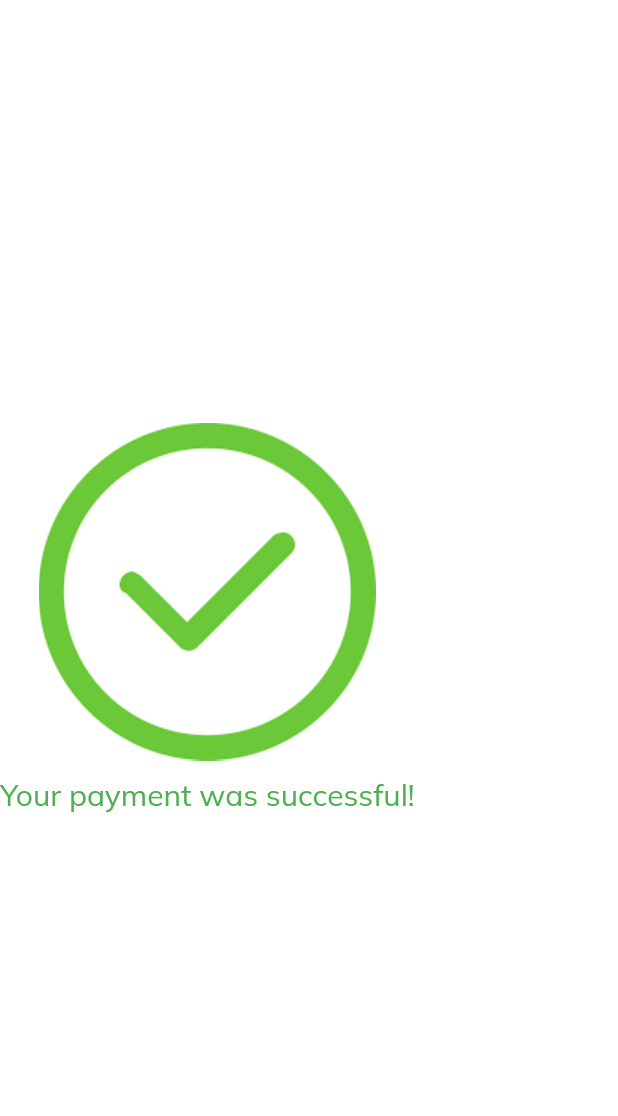
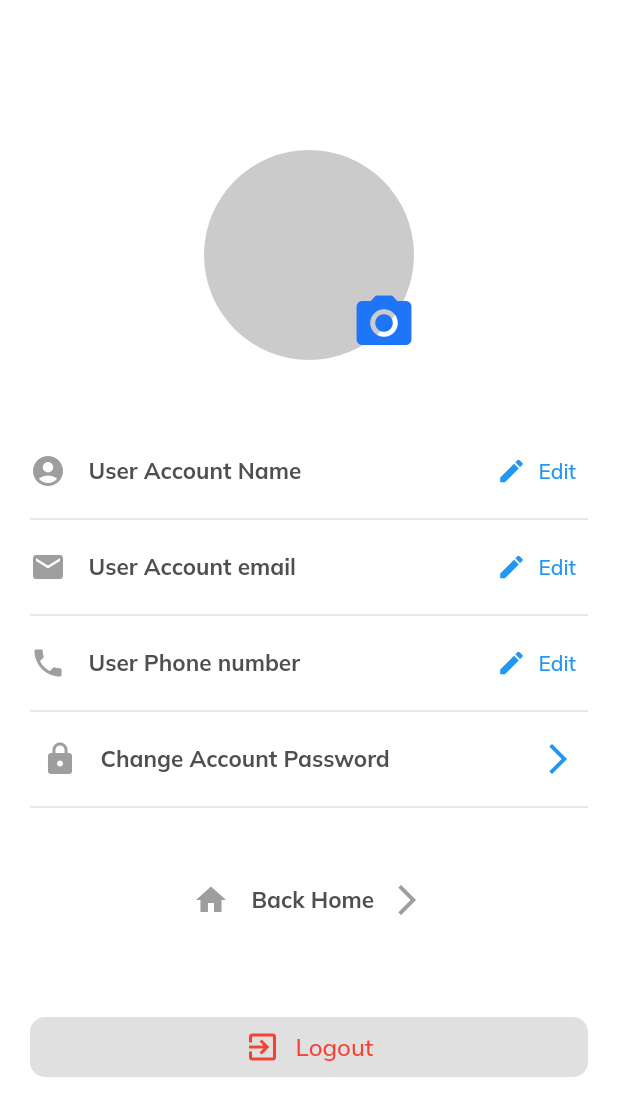
Before and after one commit to redd-stk/Project-X, a Flutter app: the HomeScreen screen opened directly, after a tap on "My Account", on a phone screen of 412 x 824 dp. Shown: the top 1116 px of the screen. Run offline on Flutter 3.47's test engine with Material 2 defaults, Android fonts, the phone set to English and light mode, and no system bars; our stand-ins replace flutter_svg, geolocator, google_maps_flutter, permission_handler; missing offline and left inert: qr_code_scanner.

Commit message:
Added payment Successful screen and Account Details Screen

```diff
--- /dev/null
+++ b/lib/screens/AcccountDetailsScreen/accountDetails.dart
@@ -0,0 +1,220 @@
+import 'package:flutter/material.dart';
+import 'package:project_x/constants.dart';
+
+class AccountScreen extends StatelessWidget {
+  const AccountScreen({super.key});
+
+  @override
+  Widget build(BuildContext context) {
+    return Scaffold(
+      body: SingleChildScrollView(
+        child: Padding(
+          padding: const EdgeInsets.symmetric(horizontal: 20),
+          child: Column(
+            children: <Widget>[
+              Container(
+                margin: const EdgeInsets.only(top: 100),
+                child: Stack(
+                  children: <Widget>[
+                    const CircleAvatar(
+                      radius: 70,
+                      backgroundColor: Color.fromARGB(255, 204, 203, 203),
+                    ),
+                    Positioned(
+                      bottom: 0,
+                      right: 0,
+                      left: 90,
+                      top: 85,
+                      child: TextButton(
+                          onPressed: () {},
+                          child: const Icon(
+                            Icons.camera_alt,
+                            color: appPrimaryColor,
+                            size: 44,
+                          )),
+                    )
+                  ],
+                ),
+              ),
+              const SizedBox(height: 50),
+              Column(
+                children: <Widget>[
+                  Row(
+                    mainAxisAlignment: MainAxisAlignment.spaceBetween,
+                    children: [
+                      Row(
+                        children: const [
+                          Icon(
+                            Icons.account_circle,
+                            color: Colors.grey,
+                          ),
+                          SizedBox(width: 15),
+                          Text("User Account Name",
+                              style: TextStyle(
+                                  fontWeight: FontWeight.bold,
+                                  fontSize: 15,
+                                  color: Color.fromARGB(255, 80, 79, 79))),
+                        ],
+                      ),
+                      TextButton.icon(
+                        icon: const Icon(Icons.edit, size: 20),
+                        label: const Text(
+                          "Edit",
+                          style: TextStyle(fontSize: 14),
+                        ),
+                        onPressed: () {
+                          // handle edit button press
+                        },
+                      ),
+                    ],
+                  ),
+                  const Divider(
+                    thickness: 1,
+                  ),
+                  Row(
+                    mainAxisAlignment: MainAxisAlignment.spaceBetween,
+                    children: [
+                      Row(
+                        children: const [
+                          Icon(
+                            Icons.mail,
+                            color: Colors.grey,
+                          ),
+                          SizedBox(width: 15),
+                          Text("User Account email",
+                              style: TextStyle(
+                                  fontWeight: FontWeight.bold,
+                                  fontSize: 15,
+                                  color: Color.fromARGB(255, 80, 79, 79))),
+                        ],
+                      ),
+                      TextButton.icon(
+                        icon: const Icon(Icons.edit, size: 20),
+                        label: const Text(
+                          "Edit",
+                          style: TextStyle(fontSize: 14),
+                        ),
+                        onPressed: () {
+                          // handle edit button press
+                        },
+                      ),
+                    ],
+                  ),
+                  const Divider(
+                    thickness: 1,
+                  ),
+                  Row(
+                    mainAxisAlignment: MainAxisAlignment.spaceBetween,
+                    children: [
+                      Row(
+                        children: const [
+                          Icon(
+                            Icons.phone,
+                            color: Colors.grey,
+                          ),
+                          SizedBox(width: 15),
+                          Text("User Phone number",
+                              style: TextStyle(
+                                  fontWeight: FontWeight.bold,
+                                  fontSize: 15,
+                                  color: Color.fromARGB(255, 80, 79, 79))),
+                        ],
+                      ),
+                      TextButton.icon(
+                        icon: const Icon(Icons.edit, size: 20),
+                        label: const Text(
+                          "Edit",
+                          style: TextStyle(fontSize: 14),
+                        ),
+                        onPressed: () {
+                          // handle edit button press
+                        },
+                      ),
+                    ],
+                  ),
+                  const Divider(
+                    thickness: 1,
+                  ),
+                  TextButton(
+                    onPressed: () {},
+                    child: Row(
+                      mainAxisAlignment: MainAxisAlignment.spaceBetween,
+                      children: [
+                        Row(
+                          children: const [
+                            Icon(
+                              Icons.lock,
+                              color: Colors.grey,
+                            ),
+                            SizedBox(width: 15),
+                            Text("Change Account Password",
+                                // _user.displayName,
+                                style: TextStyle(
+                                    fontWeight: FontWeight.bold,
+                                    fontSize: 15,
+                                    color: Color.fromARGB(255, 80, 79, 79))),
+                          ],
+                        ),
+                        const Icon(Icons.arrow_forward_ios),
+                      ],
+                    ),
+                  ),
+                  const Divider(
+                    thickness: 1,
+                  ),
+                  SizedBox(
+                    height: 30,
+                  ),
+                  TextButton(
+                    onPressed: () {},
+                    child: Row(
+                      mainAxisAlignment: MainAxisAlignment.center,
+                      children: const [
+                        Icon(
+                          Icons.home,
+                          color: Colors.grey,
+                        ),
+                        SizedBox(width: 15),
+                        Text("Back Home",
+                            // _user.displayName,
+                            style: TextStyle(
+                                fontWeight: FontWeight.bold,
+                                fontSize: 15,
+                                color: Color.fromARGB(255, 80, 79, 79))),
+                        SizedBox(width: 10),
+                        Icon(
+                          Icons.arrow_forward_ios,
+                          color: Colors.grey,
+                        ),
+                      ],
+                    ),
+                  ),
+                  const SizedBox(height: 50),
+                  TextButton(
+                    style: ButtonStyle(
+                      backgroundColor: MaterialStateProperty.all<Color>(
+                          const Color.fromARGB(255, 224, 224, 224)),
+                      shape: MaterialStateProperty.all<RoundedRectangleBorder>(
+                          RoundedRectangleBorder(
+                              borderRadius: BorderRadius.circular(10))),
+                    ),
+                    onPressed: () {},
+                    child: Row(
+                      mainAxisAlignment: MainAxisAlignment.center,
+                      children: const [
+                        Icon(Icons.exit_to_app, color: Colors.red),
+                        SizedBox(width: 10),
+                        Text("Logout",
+                            style: TextStyle(color: Colors.red, fontSize: 16)),
+                      ],
+                    ),
+                  ),
+                ],
+              ),
+            ],
+          ),
+        ),
+      ),
+    );
+  }
+}
--- a/lib/screens/homeScreen/components/Body.dart
+++ b/lib/screens/homeScreen/components/Body.dart
@@ -1,4 +1,5 @@
 import 'package:flutter/material.dart';
+import 'package:project_x/screens/AcccountDetailsScreen/accountDetails.dart';
 import 'package:project_x/screens/PaymentScreen/paymentScreen.dart';
 import '../../../constants.dart';
 import '../../locationSearchScreen/locationSearchScreen.dart';
@@ -175,7 +176,7 @@ class _BodyState extends State<Body> {
                             Navigator.push(
                                 context,
                                 MaterialPageRoute(
-                                    builder: (context) => PaymentSuccessful()));
+                                    builder: (context) => AccountScreen()));
                           },
                           child: Container(
                             height: 130,
```
Also changed, not shown: assets/notes/spashScreen.txt (added, +34 -0 lines), lib/screens/PaymentScreen/components/paymentOptions.dart (+18 -9 lines), lib/screens/mapScreen/mapScreen.dart (+13 -1 lines), lib/screens/paymentSuccessfulScreen/paymentSuccessful.dart (+89 -11 lines).
